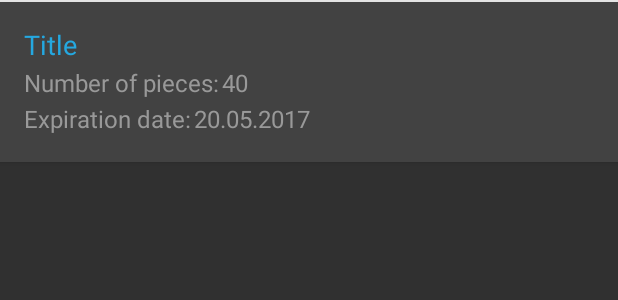
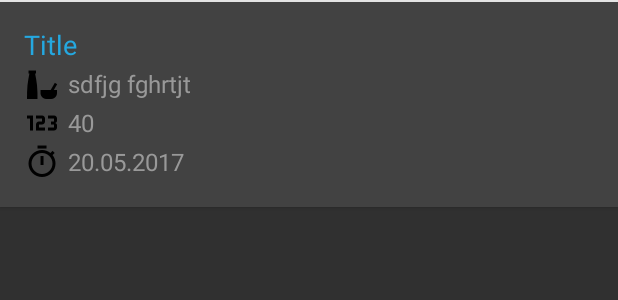
Before and after one commit to cristinaco/licenta, an Android app: the layout item_product.xml on its own in the app's theme, with its tools: preview values and no code run, on a phone screen of 412 x 824 dp. Shown: the top 300 px of the screen. Run offline under Robolectric (Android 15) with nearby library versions, the light colour scheme and no system bars.

Commit message:
Displayed the number of expired products, changed icons on main screen.

```diff
--- a/app/src/main/java/ro/utcn/foodapp/presentation/adapters/ProductListAdapter.java
+++ b/app/src/main/java/ro/utcn/foodapp/presentation/adapters/ProductListAdapter.java
@@ -106,11 +106,13 @@ public class ProductListAdapter extends BaseExpandableListAdapter {
         TextView productTitle = (TextView) convertView.findViewById(R.id.item_product_title);
         TextView productNumberOfPieces = (TextView) convertView.findViewById(R.id.item_product_pieces_number);
         TextView productExpirationDate = (TextView) convertView.findViewById(R.id.item_product_expiration_date);
+        TextView productIngredients = (TextView) convertView.findViewById(R.id.item_product_ingredients);
 
         productTitle.setText(product.getName());
         productNumberOfPieces.setText(String.valueOf(product.getPiecesNumber()));
         SimpleDateFormat simpleDateFormat = new SimpleDateFormat("dd.MM.yyyy");
         productExpirationDate.setText(simpleDateFormat.format(product.getExpirationDate()));
+        productIngredients.setText(product.getIngredients());
 
         if (product.getExpirationStatus().equals(Constants.PRODUCT_EXPIRATION_STATUS_EXPIRED)) {
             productExpirationDate.setTextColor(context.getResources().getColor(R.color.red));
--- a/app/src/main/res/layout/item_product.xml
+++ b/app/src/main/res/layout/item_product.xml
@@ -44,28 +44,55 @@
                         android:layout_width="match_parent"
                         android:layout_height="wrap_content"
                         android:layout_marginBottom="2dp"
-                        android:ellipsize="end"
                         android:text="Title"
-                        android:maxLines="1" />
+                        android:maxLines="2" />
+                    <LinearLayout
+                        android:layout_width="match_parent"
+                        android:layout_height="match_parent"
+                        android:layout_weight="1"
+                        android:orientation="horizontal">
+                        <ImageView
+                            style="@style/ListViewItemText"
+                            android:layout_width="wrap_content"
+                            android:layout_height="wrap_content"
+                            android:layout_marginBottom="2dp"
+                            android:layout_marginRight="5dip"
+                            android:ellipsize="end"
+                            android:text="Ingredients:"
+                            android:maxLines="1"
+                            android:src="@drawable/ic_ingredients"/>
+                        <TextView
+                            android:id="@+id/item_product_ingredients"
+                            style="@style/ListViewItemText"
+                            android:layout_width="match_parent"
+                            android:layout_height="match_parent"
+                            android:layout_marginBottom="2dp"
+                            android:gravity="center_vertical"
+                            android:text="sdfjg fghrtjt"
+                            android:maxLines="5" />
+                        </LinearLayout>
+
                     <LinearLayout
                         android:layout_width="match_parent"
                         android:layout_height="match_parent"
                         android:orientation="horizontal">
-                        <TextView
+                        <ImageView
                             style="@style/ListViewItemText"
                             android:layout_width="wrap_content"
                             android:layout_height="wrap_content"
                             android:layout_marginBottom="2dp"
-                            android:layout_marginRight="2dip"
+                            android:layout_marginRight="5dip"
                             android:ellipsize="end"
                             android:text="@string/item_product_pieces_number"
-                            android:maxLines="1"/>
+                            android:maxLines="1"
+                            android:src="@drawable/ic_numeric"/>
                         <TextView
                             android:id="@+id/item_product_pieces_number"
                             style="@style/ListViewItemText"
                             android:layout_width="match_parent"
-                            android:layout_height="wrap_content"
+                            android:layout_height="match_parent"
                             android:layout_marginBottom="2dp"
+                            android:gravity="center_vertical"
                             android:ellipsize="end"
                             android:text="40"
                             android:maxLines="1" />
@@ -77,21 +104,23 @@
                         android:layout_height="wrap_content"
                         android:orientation="horizontal">
 
-                        <TextView
+                        <ImageView
                             style="@style/ListViewItemText"
                             android:layout_width="wrap_content"
                             android:layout_height="wrap_content"
                             android:layout_marginBottom="2dp"
-                            android:layout_marginRight="2dip"
+                            android:layout_marginRight="5dip"
                             android:ellipsize="end"
                             android:text="@string/item_product_expiration_date"
-                            android:maxLines="1" />
+                            android:src="@drawable/ic_timer"/>
                         <TextView
                             android:id="@+id/item_product_expiration_date"
                             style="@style/ListViewItemText"
                             android:layout_width="match_parent"
-                            android:layout_height="wrap_content"
+                            android:layout_height="match_parent"
+                            android:gravity="center_vertical"
                             android:layout_marginBottom="2dp"
+                            android:layout_marginRight="10dip"
                             android:ellipsize="end"
                             android:text="20.05.2017"
                             android:maxLines="1" />
```
Also changed, not shown: app/src/main/java/ro/utcn/foodapp/presentation/activities/MainActivity.java (+14 -6 lines), app/src/main/res/layout/activity_main.xml (+29 -4 lines).
